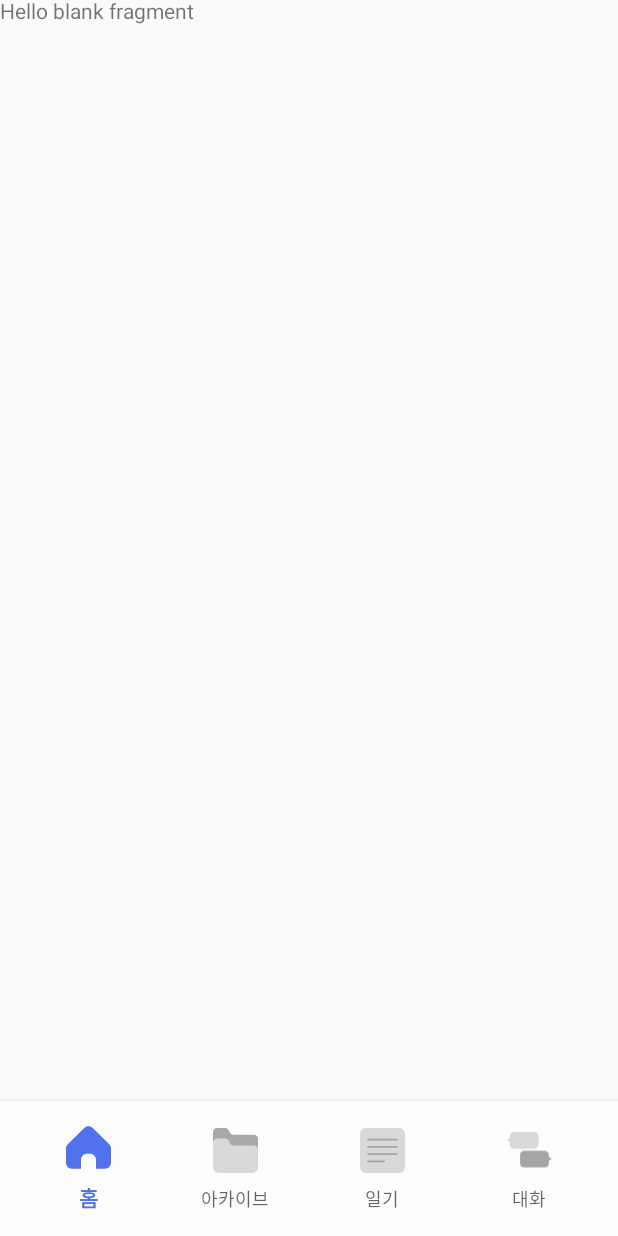
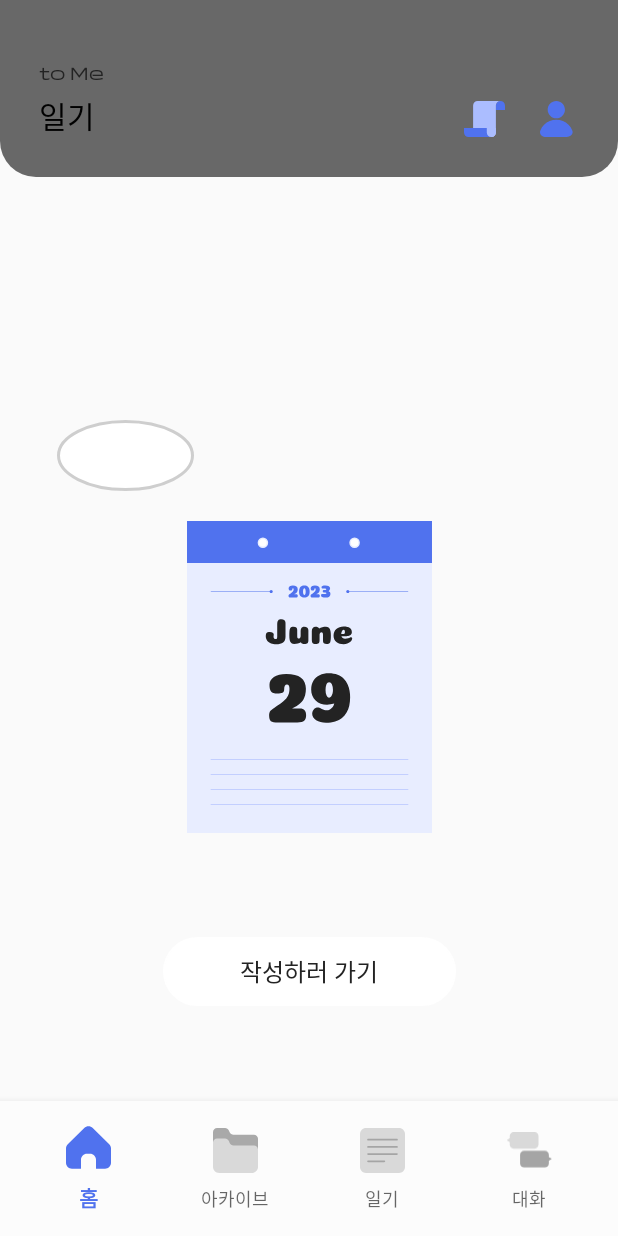
Before and after one commit to Ajou-FromUS/ToMe-AOS, an Android app: the fragment DiaryFragment placed in its activity, on a phone screen of 412 x 824 dp. Run offline under Robolectric (Android 15) with nearby library versions, the phone set to English and light mode, and no system bars.

Commit message:
[feat] diary 일부 구현
필요 에셋 일부 추가 및 다이어리 기능 일부 구현

```diff
--- a/app/src/main/java/presentation/diary/DiaryFragment.kt
+++ b/app/src/main/java/presentation/diary/DiaryFragment.kt
@@ -6,55 +6,29 @@ import android.view.LayoutInflater
 import android.view.View
 import android.view.ViewGroup
 import com.example.tome_aos.R
+import com.example.tome_aos.databinding.FragmentDiaryBinding
 
-// TODO: Rename parameter arguments, choose names that match
-// the fragment initialization parameters, e.g. ARG_ITEM_NUMBER
-private const val ARG_PARAM1 = "param1"
-private const val ARG_PARAM2 = "param2"
-
-/**
- * A simple [Fragment] subclass.
- * Use the [DiaryFragment.newInstance] factory method to
- * create an instance of this fragment.
- */
 class DiaryFragment : Fragment() {
-    // TODO: Rename and change types of parameters
-    private var param1: String? = null
-    private var param2: String? = null
-
-    override fun onCreate(savedInstanceState: Bundle?) {
-        super.onCreate(savedInstanceState)
-        arguments?.let {
-            param1 = it.getString(ARG_PARAM1)
-            param2 = it.getString(ARG_PARAM2)
-        }
-    }
+    private lateinit var binding: FragmentDiaryBinding
 
     override fun onCreateView(
         inflater: LayoutInflater, container: ViewGroup?,
         savedInstanceState: Bundle?
     ): View? {
+        binding = FragmentDiaryBinding.inflate(inflater, container, false)
+        binding.btnWriteDiary.setOnClickListener {
+            // DiaryWriteFragment로 이동하는 코드를 작성
+            val fragment = DiaryWriteFragment()
+
+            // Fragment 전환을 위한 트랜잭션 시작
+            val transaction = parentFragmentManager.beginTransaction()
+            transaction.add(R.id.frame_diary, fragment)
+            transaction.addToBackStack(null)
+            transaction.commit()
+        }
         // Inflate the layout for this fragment
-        return inflater.inflate(R.layout.fragment_diary, container, false)
+
+        return binding.root
     }
 
-    companion object {
-        /**
-         * Use this factory method to create a new instance of
-         * this fragment using the provided parameters.
-         *
-         * @param param1 Parameter 1.
-         * @param param2 Parameter 2.
-         * @return A new instance of fragment DiaryFragment.
-         */
-        // TODO: Rename and change types and number of parameters
-        @JvmStatic
-        fun newInstance(param1: String, param2: String) =
-            DiaryFragment().apply {
-                arguments = Bundle().apply {
-                    putString(ARG_PARAM1, param1)
-                    putString(ARG_PARAM2, param2)
-                }
-            }
-    }
 }
--- a/app/src/main/res/layout/fragment_diary.xml
+++ b/app/src/main/res/layout/fragment_diary.xml
@@ -1,13 +1,99 @@
 <FrameLayout xmlns:android="http://schemas.android.com/apk/res/android"
              xmlns:tools="http://schemas.android.com/tools"
              android:layout_width="match_parent"
-             android:layout_height="match_parent"
-             tools:context="presentation.diary.DiaryFragment">
+             android:layout_height="match_parent" xmlns:app="http://schemas.android.com/apk/res-auto"
+             tools:context="presentation.diary.DiaryFragment"
+             android:id="@+id/frame_diary">
 
-    <!-- TODO: Update blank fragment layout -->
-    <TextView
+    <androidx.constraintlayout.widget.ConstraintLayout
             android:layout_width="match_parent"
-            android:layout_height="match_parent"
-            android:text="@string/hello_blank_fragment"/>
+            android:layout_height="match_parent">
 
+        <RelativeLayout
+                android:id="@+id/relative_diary"
+                android:layout_width="match_parent"
+                android:layout_height="118dp"
+                app:layout_constraintEnd_toEndOf="parent"
+                app:layout_constraintStart_toStartOf="parent"
+                app:layout_constraintTop_toTopOf="parent"
+                android:background="@drawable/round_top"
+                android:backgroundTint="@color/color_font2">
+
+            <TextView
+                    android:id="@+id/tv_logo"
+                    android:layout_width="wrap_content"
+                    android:layout_height="wrap_content"
+                    android:text="to Me"
+                    android:fontFamily="@font/ydestreetl"
+                    android:textSize="12sp"
+                    android:textColor="@color/color_font1"
+                    android:layout_marginStart="26dp"
+                    android:layout_marginTop="41dp"/>
+
+            <TextView
+                    android:id="@+id/tv_diary"
+                    android:layout_width="wrap_content"
+                    android:layout_height="wrap_content"
+                    android:text="@string/navi_diary"
+                    android:textAppearance="@style/text_title2"
+                    android:layout_below="@id/tv_logo"
+                    android:layout_marginTop="5dp"
+                    android:layout_marginStart="26dp"/>
+
+            <ImageButton
+                    android:id="@+id/ibtn_mission"
+                    android:layout_width="32dp"
+                    android:layout_height="32dp"
+                    android:src="@drawable/ic_mission"
+                    android:backgroundTint="@color/color_transparent"
+                    android:layout_marginLeft="194dp"
+                    android:layout_toLeftOf="@id/ibtn_user"
+                    android:layout_marginTop="63dp"/>
+
+            <ImageButton
+                    android:id="@+id/ibtn_user"
+                    android:layout_width="32dp"
+                    android:layout_height="32dp"
+                    android:src="@drawable/ic_user"
+                    android:backgroundTint="@color/color_transparent"
+                    android:layout_marginTop="63dp"
+                    android:layout_marginLeft="16dp"
+                    android:layout_marginRight="25dp"
+                    android:layout_alignParentRight="true"/>
+        </RelativeLayout>
+
+        <ImageView
+                android:layout_width="wrap_content"
+                android:layout_height="wrap_content"
+                android:src="@drawable/img_minimessage"
+                android:layout_marginStart="38dp"
+                android:layout_marginBottom="297dp"
+                app:layout_constraintStart_toStartOf="parent"
+                app:layout_constraintBottom_toTopOf="@id/btn_write_diary"/>
+
+        <ImageView
+                android:layout_width="wrap_content"
+                android:layout_height="wrap_content"
+                android:src="@drawable/img_intro_calender"
+                android:layout_marginBottom="63dp"
+                app:layout_constraintEnd_toEndOf="parent"
+                app:layout_constraintStart_toStartOf="parent"
+                app:layout_constraintBottom_toTopOf="@+id/btn_write_diary"/>
+
+        <Button
+                android:id="@+id/btn_write_diary"
+                android:layout_width="195dp"
+                android:layout_height="46dp"
+                android:text="@string/write_diary"
+                android:textColor="@color/color_font1"
+                android:textAppearance="@style/text_body1"
+                android:background="@drawable/btn_basic_round"
+                android:backgroundTint="@color/color_font4"
+                android:layout_marginBottom="63dp"
+                app:layout_constraintEnd_toEndOf="parent"
+                app:layout_constraintStart_toStartOf="parent"
+                app:layout_constraintBottom_toBottomOf="parent"
+                style="?android:attr/borderlessButtonStyle"/>
+
+    </androidx.constraintlayout.widget.ConstraintLayout>
 </FrameLayout>
```
Also changed, not shown: app/src/main/java/presentation/diary/DiaryWriteFragment.kt (added, +46 -0 lines), app/src/main/res/drawable-v24/ic_diary_frontarr_dis.xml (added, +13 -0 lines), app/src/main/res/drawable-v24/round_box.xml (added, +7 -0 lines), app/src/main/res/layout/fragment_diary_write.xml (added, +105 -0 lines), app/src/main/res/values/strings.xml (+7 -0 lines).
